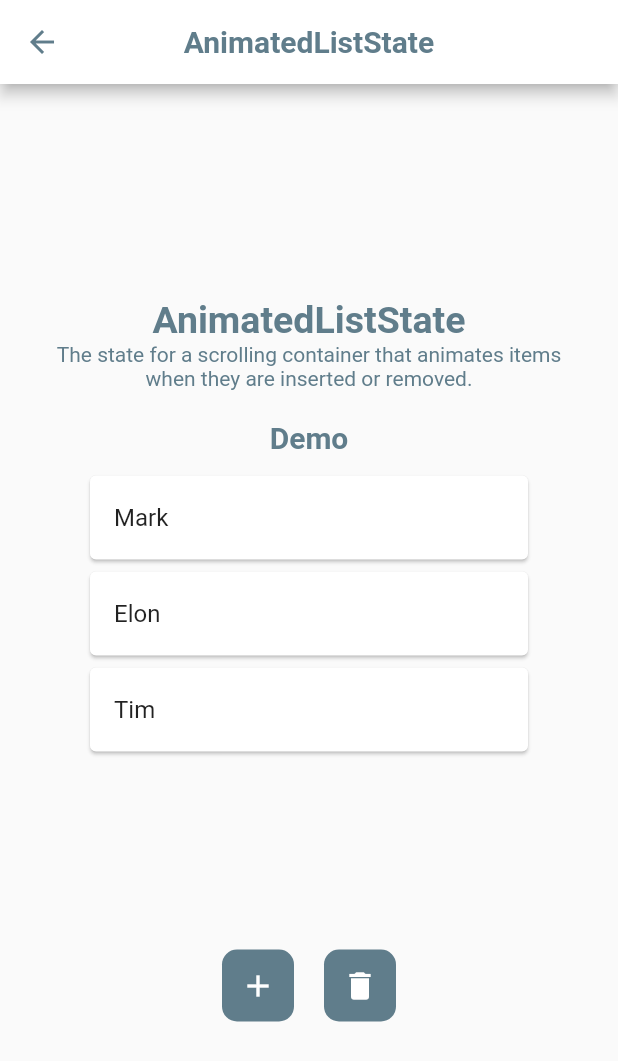
After one commit to joshuadeguzman/flutter-implicitly-animated-widgets-demo, a Flutter app: the AnimatedListStateScreen screen opened directly, after a tap on the "add" icon, after a tap on the "delete" icon, on a phone screen of 412 x 824 dp. The commit adds this screen. Shown: the top 1061 px of the screen. Run offline on Flutter 3.47's test engine with Material 2 defaults, Android fonts, the phone set to English and light mode, and no system bars.

Commit message:
Add animate list screen

```diff
--- a/lib/screens/animated_default_text_style.dart
+++ b/lib/screens/animated_default_text_style.dart
@@ -8,7 +8,7 @@ import 'package:flutter_implicit_animations/widgets/demo_controllers.dart';
 import 'package:flutter_implicit_animations/widgets/header.dart';
 
 class AnimatedDefaultTextStyleScreen extends StatefulWidget {
-  static String SCREEN_TITLE = "AniamtedDefaultTextStyle";
+  static String SCREEN_TITLE = "AnimatedDefaultTextStyle";
 
   @override
   State<StatefulWidget> createState() {
--- /dev/null
+++ b/lib/screens/animated_list_state.dart
@@ -0,0 +1,155 @@
+// Copyright 2019 Joshua de Guzman (https://joshuadeguzman.github.io). All rights reserved.
+// Use of this source code is governed by a BSD-style
+// license that can be found in the LICENSE file.
+
+import 'package:flutter/material.dart';
+import 'package:flutter_implicit_animations/widgets/appbar.dart';
+import 'package:flutter_implicit_animations/widgets/demo_controllers.dart';
+import 'package:flutter_implicit_animations/widgets/header.dart';
+
+class AnimatedListStateScreen extends StatefulWidget {
+  static String SCREEN_TITLE = "AnimatedListState";
+
+  @override
+  State<StatefulWidget> createState() {
+    return AnimatedListStateScreenState();
+  }
+}
+
+class AnimatedListStateScreenState extends State<AnimatedListStateScreen> {
+  String get _widgetTitle => AnimatedListStateScreen.SCREEN_TITLE;
+
+  final GlobalKey<AnimatedListState> _listKey = GlobalKey<AnimatedListState>();
+  List<String> _listOfNames = ["Mark", "Elon", "Tim"];
+
+  @override
+  Widget build(BuildContext context) {
+    return Scaffold(
+      appBar: CustomAppBar(
+        title: _widgetTitle,
+        isHome: false,
+      ),
+      body: Center(
+        child: SingleChildScrollView(
+          child: Container(
+            padding: EdgeInsets.all(20),
+            child: Column(
+              children: <Widget>[
+                Header(
+                  title: _widgetTitle,
+                  description:
+                      'The state for a scrolling container that animates items when they are inserted or removed.',
+                ),
+                Padding(padding: EdgeInsets.only(bottom: 20)),
+                Text(
+                  'Demo',
+                  style: TextStyle(
+                    fontSize: 20,
+                    fontWeight: FontWeight.bold,
+                    color: Colors.blueGrey,
+                  ),
+                ),
+                Padding(padding: EdgeInsets.only(bottom: 10)),
+                Container(
+                  height: 300,
+                  width: 300,
+                  child: AnimatedList(
+                    key: _listKey,
+                    initialItemCount: 3,
+                    itemBuilder: (
+                      BuildContext context,
+                      int index,
+                      Animation animation,
+                    ) {
+                      return _buildListItem(context, index, animation);
+                    },
+                  ),
+                ),
+                Padding(padding: EdgeInsets.only(bottom: 20)),
+                Row(
+                  mainAxisAlignment: MainAxisAlignment.center,
+                  children: <Widget>[
+                    Container(
+                      decoration: BoxDecoration(
+                        color: Colors.blueGrey,
+                        borderRadius: BorderRadius.all(Radius.circular(10)),
+                      ),
+                      child: IconButton(
+                        icon: Icon(
+                          Icons.add,
+                          color: Colors.white,
+                        ),
+                        onPressed: () {
+                          // Adds Jeff
+                          _listOfNames.insert(2, "Jeff");
+                          _listKey.currentState.insertItem(2);
+                        },
+                      ),
+                    ),
+                    Padding(padding: EdgeInsets.only(right: 20)),
+                    Container(
+                      decoration: BoxDecoration(
+                        color: Colors.blueGrey,
+                        borderRadius: BorderRadius.all(Radius.circular(10)),
+                      ),
+                      child: IconButton(
+                        icon: Icon(
+                          Icons.delete,
+                          color: Colors.white,
+                        ),
+                        onPressed: () {
+                          // Removes Jeff
+                          _listKey.currentState.removeItem(
+                            2,
+                            (context, animation) =>
+                                _buildListRemoveItem(context, 2, animation),
+                            duration: Duration(milliseconds: 500),
+                          );
+                          _listOfNames.removeAt(2);
+                        },
+                      ),
+                    ),
+                  ],
+                ),
+              ],
+            ),
+          ),
+        ),
+      ),
+    );
+  }
+
+  Widget _buildListItem(
+    BuildContext context,
+    int index,
+    Animation<double> animation,
+  ) {
+    return SizeTransition(
+      key: ValueKey<int>(index),
+      axis: Axis.vertical,
+      sizeFactor: animation,
+      child: Card(
+        child: ListTile(
+          title: Text(_listOfNames[index]),
+        ),
+      ),
+    );
+  }
+
+  Widget _buildListRemoveItem(
+    BuildContext context,
+    int index,
+    Animation<double> animation,
+  ) {
+    return SizeTransition(
+      key: ValueKey<int>(index),
+      axis: Axis.vertical,
+      sizeFactor: animation,
+      child: Card(
+        child: ListTile(
+          title: Container(),
+        ),
+      ),
+    );
+  }
+}
--- a/lib/screens/dashboard_screen.dart
+++ b/lib/screens/dashboard_screen.dart
@@ -45,8 +45,8 @@ class DashboardScreenState extends State<DashboardScreen> {
                 ),
                 Padding(padding: EdgeInsets.only(bottom: 10)),
                 _buildWidgetSelectorButton(
-                  AnimatedContainerScreen.SCREEN_TITLE,
-                  AnimatedContainerScreen(),
+                  AnimatedListStateScreen.SCREEN_TITLE,
+                  AnimatedListStateScreen(),
                 ),
                 Padding(padding: EdgeInsets.only(bottom: 10)),
                 _buildWidgetSelectorButton(
--- a/lib/screens/screens.dart
+++ b/lib/screens/screens.dart
@@ -5,3 +5,4 @@
 export 'animated_container.dart';
 export 'animated_cross_fade.dart';
 export 'animated_default_text_style.dart';
+export 'animated_list_state.dart';
```
